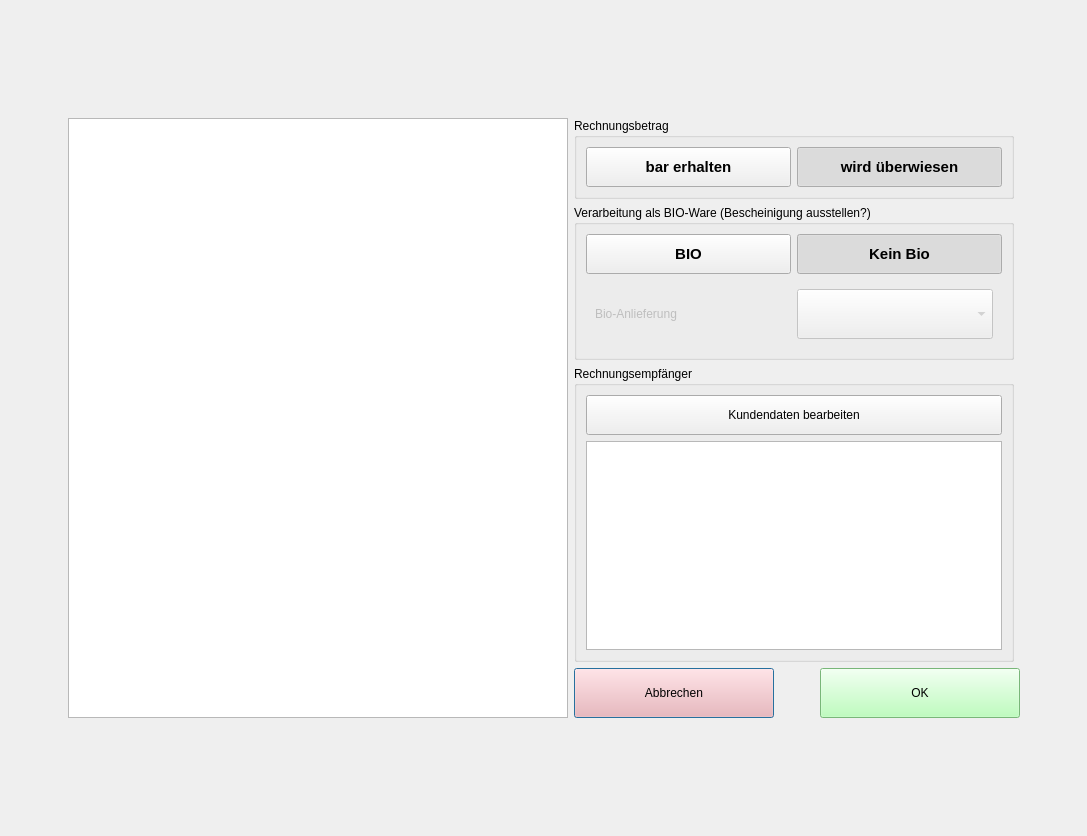
Before: the Qt Designer form ressource/ui/rechnung.ui in bwurst/bibkasse, drawn with Qt 5.
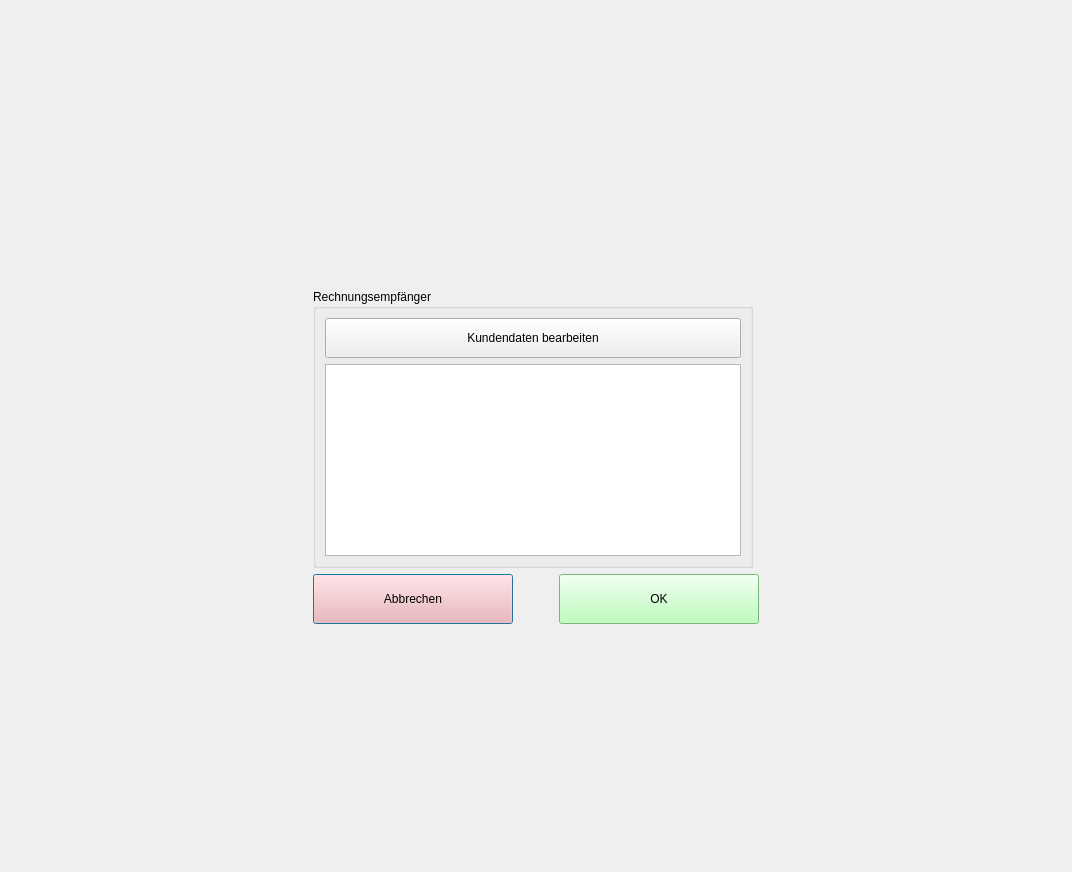
After: the same form once the commit is applied. Icons and pictures are not drawn.

The edit to the form file:
```diff
--- a/ressource/ui/rechnung.ui
+++ b/ressource/ui/rechnung.ui
@@ -6,8 +6,8 @@
    <rect>
     <x>0</x>
     <y>0</y>
-    <width>1087</width>
-    <height>836</height>
+    <width>1072</width>
+    <height>872</height>
    </rect>
   </property>
   <property name="windowTitle">
@@ -17,7 +17,7 @@
    <bool>true</bool>
   </property>
   <layout class="QGridLayout" name="gridLayout">
-   <item row="4" column="2" colspan="2">
+   <item row="4" column="1" colspan="2">
     <layout class="QHBoxLayout" name="layout_ok">
      <item>
       <widget class="QPushButton" name="button_abbrechen">
@@ -66,7 +66,7 @@
      </item>
     </layout>
    </item>
-   <item row="0" column="2">
+   <item row="0" column="1">
     <spacer name="verticalSpacer">
      <property name="orientation">
       <enum>Qt::Vertical</enum>
@@ -79,7 +79,7 @@
      </property>
     </spacer>
    </item>
-   <item row="5" column="2">
+   <item row="5" column="1">
     <spacer name="verticalSpacer_2">
      <property name="orientation">
       <enum>Qt::Vertical</enum>
@@ -92,176 +92,7 @@
      </property>
     </spacer>
    </item>
-   <item row="2" column="2">
-    <widget class="QGroupBox" name="groupBox_4">
-     <property name="title">
-      <string>Verarbeitung als BIO-Ware (Bescheinigung ausstellen?)</string>
-     </property>
-     <layout class="QGridLayout" name="gridLayout_2">
-      <item row="0" column="0">
-       <widget class="QPushButton" name="button_bio">
-        <property name="minimumSize">
-         <size>
-          <width>0</width>
-          <height>40</height>
-         </size>
-        </property>
-        <property name="font">
-         <font>
-          <pointsize>11</pointsize>
-          <weight>75</weight>
-          <bold>true</bold>
-         </font>
-        </property>
-        <property name="focusPolicy">
-         <enum>Qt::NoFocus</enum>
-        </property>
-        <property name="text">
-         <string>BIO</string>
-        </property>
-        <property name="checkable">
-         <bool>true</bool>
-        </property>
-        <property name="autoExclusive">
-         <bool>true</bool>
-        </property>
-       </widget>
-      </item>
-      <item row="0" column="1">
-       <widget class="QPushButton" name="button_keinbio">
-        <property name="minimumSize">
-         <size>
-          <width>0</width>
-          <height>40</height>
-         </size>
-        </property>
-        <property name="font">
-         <font>
-          <pointsize>11</pointsize>
-          <weight>75</weight>
-          <bold>true</bold>
-         </font>
-        </property>
-        <property name="focusPolicy">
-         <enum>Qt::NoFocus</enum>
-        </property>
-        <property name="text">
-         <string>Kein Bio</string>
-        </property>
-        <property name="checkable">
-         <bool>true</bool>
-        </property>
-        <property name="checked">
-         <bool>true</bool>
-        </property>
-        <property name="autoExclusive">
-         <bool>true</bool>
-        </property>
-       </widget>
-      </item>
-      <item row="1" column="0" colspan="2">
-       <widget class="QWidget" name="widget" native="true">
-        <property name="enabled">
-         <bool>false</bool>
-        </property>
-        <layout class="QGridLayout" name="gridLayout_3">
-         <item row="0" column="2">
-          <widget class="QLabel" name="label_2">
-           <property name="text">
-            <string>Bio-Anlieferung</string>
-           </property>
-          </widget>
-         </item>
-         <item row="0" column="3">
-          <widget class="QComboBox" name="combo_bioanlieferung">
-           <property name="minimumSize">
-            <size>
-             <width>0</width>
-             <height>50</height>
-            </size>
-           </property>
-          </widget>
-         </item>
-        </layout>
-       </widget>
-      </item>
-     </layout>
-    </widget>
-   </item>
-   <item row="1" column="2">
-    <widget class="QGroupBox" name="groupBox_3">
-     <property name="title">
-      <string>Rechnungsbetrag</string>
-     </property>
-     <layout class="QHBoxLayout">
-      <item>
-       <widget class="QPushButton" name="button_bar">
-        <property name="minimumSize">
-         <size>
-          <width>0</width>
-          <height>40</height>
-         </size>
-        </property>
-        <property name="font">
-         <font>
-          <pointsize>11</pointsize>
-          <weight>75</weight>
-          <bold>true</bold>
-         </font>
-        </property>
-        <property name="focusPolicy">
-         <enum>Qt::NoFocus</enum>
-        </property>
-        <property name="text">
-         <string>bar erhalten</string>
-        </property>
-        <property name="checkable">
-         <bool>true</bool>
-        </property>
-        <property name="checked">
-         <bool>false</bool>
-        </property>
-        <property name="autoExclusive">
-         <bool>true</bool>
-        </property>
-       </widget>
-      </item>
-      <item>
-       <widget class="QPushButton" name="button_ueberweisung">
-        <property name="minimumSize">
-         <size>
-          <width>0</width>
-          <height>40</height>
-         </size>
-        </property>
-        <property name="font">
-         <font>
-          <pointsize>11</pointsize>
-          <weight>75</weight>
-          <bold>true</bold>
-         </font>
-        </property>
-        <property name="focusPolicy">
-         <enum>Qt::NoFocus</enum>
-        </property>
-        <property name="text">
-         <string>wird überwiesen</string>
-        </property>
-        <property name="checkable">
-         <bool>true</bool>
-        </property>
-        <property name="checked">
-         <bool>true</bool>
-        </property>
-        <property name="autoExclusive">
-         <bool>true</bool>
-        </property>
-       </widget>
-      </item>
-     </layout>
-    </widget>
-   </item>
-   <item row="1" column="4">
+   <item row="1" column="3">
     <spacer name="horizontalSpacer_2">
      <property name="orientation">
       <enum>Qt::Horizontal</enum>
@@ -287,7 +118,7 @@
      </property>
     </spacer>
    </item>
-   <item row="3" column="2">
+   <item row="3" column="1">
     <widget class="QGroupBox" name="groupBox_adresse">
      <property name="title">
       <string>Rechnungsempfänger</string>
@@ -326,16 +157,6 @@
      </layout>
     </widget>
    </item>
-   <item row="1" column="1" rowspan="4">
-    <widget class="QTextBrowser" name="textBrowser">
-     <property name="minimumSize">
-      <size>
-       <width>500</width>
-       <height>600</height>
-      </size>
-     </property>
-    </widget>
-   </item>
   </layout>
  </widget>
  <resources/>
```
Left out of the diff: 16 changed lines with no effect on the pictures.
